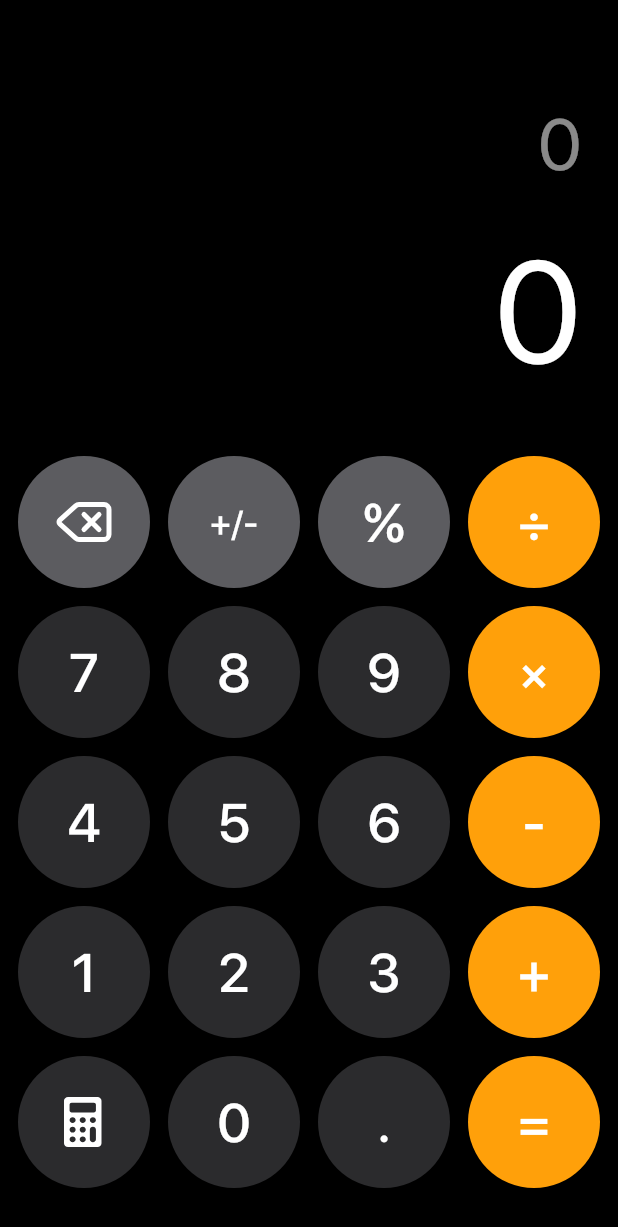
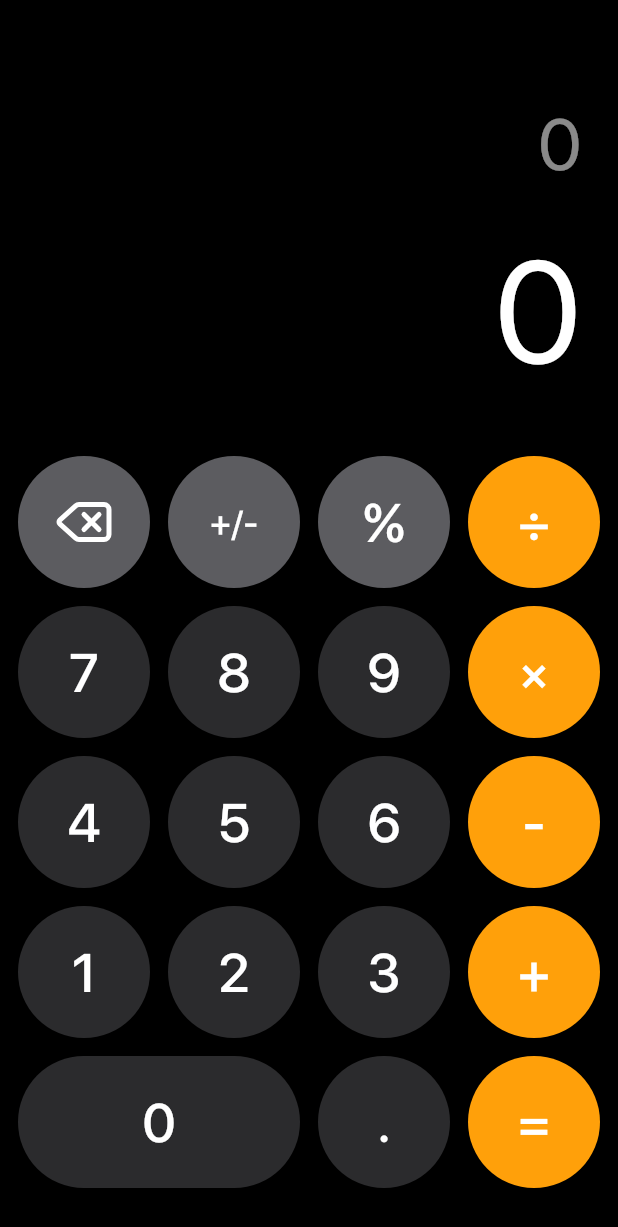
Before and after one commit to AndrewDongminYoo/flutter_calculator_app, a Flutter app: the screen it shows after launch, on a phone screen of 412 x 824 dp. Shown: the top 1227 px of the screen. Run offline on Flutter 3.47's test engine with Material 3 defaults, Android fonts, the phone set to English and light mode, and no system bars; drawn by our look-alikes of auto_size_text; our stand-ins replace bloc, connectivity_plus, flutter_bloc, flutter_svg, freezed_annotation, math_expressions and 1 more; project files that could hold a hidden picture were left out.

Commit message:
feat(calculator): widen the zero key to match the iPhone keypad
- Replace the fixed AspectRatio button sizing with a LayoutBuilder unit
  grid so the '0' key can span two columns while every column stays
  aligned.
- Remove the non-functional scientific placeholder (ButtonType.calculator)
  that used to fill the freed slot.
- Render the wide key as a stadium (pill) shape; other keys stay circular.
- Update widget tests for the new shape-based sizing.

```diff
--- a/lib/presentation/enums/button_type.dart
+++ b/lib/presentation/enums/button_type.dart
@@ -25,10 +25,7 @@ enum ButtonType {
   zero('0'),
 
   // 소수점
-  dot('.'),
-
-  // 아무 역할 없는 버튼. 나중에 공학계산기 기능 추가 시 사용.
-  calculator('');
+  dot('.');
 
   const ButtonType(this.text);
   final String text;
--- a/lib/presentation/pages/calculator_screen.dart
+++ b/lib/presentation/pages/calculator_screen.dart
@@ -118,18 +118,53 @@ class CalculatorView extends StatelessWidget {
                     ],
                   ),
                 ),
-                // 버튼 영역
+                // 버튼 영역: iPhone처럼 4열 그리드에 '0'이 두 칸을 차지하도록
+                // unit 크기를 계산해 배치한다.
                 Padding(
                   padding: const EdgeInsets.symmetric(horizontal: 12, vertical: 8),
-                  child: Column(
+                  child: LayoutBuilder(
+                    builder: (BuildContext context, BoxConstraints constraints) {
+                      const gap = 12.0;
+                      const digitColor = Color(0xFF2B2B2D);
+                      const functionColor = Color(0xFF5C5C60);
+                      const operatorColor = Color(0xFFFFA00A);
+                      // 4열 + 3 간격을 제외한 폭을 4등분한 것이 버튼 한 칸(unit)이다.
+                      final unit = (constraints.maxWidth - gap * 3) / 4;
+
+                      SizedBox cell(Widget child, {bool wide = false}) {
+                        return SizedBox(
+                          width: wide ? unit * 2 + gap : unit,
+                          height: unit,
+                          child: child,
+                        );
+                      }
+
+                      CalculatorButton digit(ButtonType type) {
+                        return CalculatorButton(
+                          button: type,
+                          buttonColor: digitColor,
+                          buttonPressed: (String val) => bloc.add(CalculatorEvent.input(val)),
+                        );
+                      }
+
+                      CalculatorButton operatorButton(ButtonType type) {
+                        return CalculatorButton(
+                          button: type,
+                          buttonColor: operatorColor,
+                          isSelected: pendingOperator == type.text,
+                          buttonPressed: (String val) => bloc.add(CalculatorEvent.input(val)),
+                        );
+                      }
+
+                      return Column(
                         children: [
                           Row(
-                        spacing: 12,
-                        mainAxisAlignment: MainAxisAlignment.spaceEvenly,
+                            spacing: gap,
                             children: [
+                              cell(
                                 CalculatorButton(
                                   button: state.result != '0' ? ButtonType.clear : ButtonType.delete,
-                            buttonColor: const Color(0xFF5C5C60),
+                                  buttonColor: functionColor,
                                   buttonPressed: (String val) {
                                     if (val == 'AC') {
                                       bloc.add(const CalculatorEvent.clear());
@@ -138,137 +173,81 @@ class CalculatorView extends StatelessWidget {
                                     }
                                   },
                                 ),
+                              ),
+                              cell(
                                 CalculatorButton(
                                   button: ButtonType.plusMinus,
-                            buttonColor: const Color(0xFF5C5C60),
+                                  buttonColor: functionColor,
                                   buttonPressed: (_) => bloc.add(const CalculatorEvent.flipSign()),
                                 ),
+                              ),
+                              cell(
                                 CalculatorButton(
                                   button: ButtonType.percent,
-                            buttonColor: const Color(0xFF5C5C60),
+                                  buttonColor: functionColor,
                                   buttonPressed: (String val) => bloc.add(CalculatorEvent.input(val)),
                                 ),
+                              ),
+                              cell(operatorButton(ButtonType.division)),
+                            ],
+                          ),
+                          const SizedBox(height: gap),
+                          Row(
+                            spacing: gap,
+                            children: [
+                              cell(digit(ButtonType.seven)),
+                              cell(digit(ButtonType.eight)),
+                              cell(digit(ButtonType.nine)),
+                              cell(operatorButton(ButtonType.multiple)),
+                            ],
+                          ),
+                          const SizedBox(height: gap),
+                          Row(
+                            spacing: gap,
+                            children: [
+                              cell(digit(ButtonType.four)),
+                              cell(digit(ButtonType.five)),
+                              cell(digit(ButtonType.six)),
+                              cell(operatorButton(ButtonType.minus)),
+                            ],
+                          ),
+                          const SizedBox(height: gap),
+                          Row(
+                            spacing: gap,
+                            children: [
+                              cell(digit(ButtonType.one)),
+                              cell(digit(ButtonType.two)),
+                              cell(digit(ButtonType.three)),
+                              cell(operatorButton(ButtonType.plus)),
+                            ],
+                          ),
+                          const SizedBox(height: gap),
+                          Row(
+                            spacing: gap,
+                            children: [
+                              cell(
                                 CalculatorButton(
-                            button: ButtonType.division,
-                            buttonColor: const Color(0xFFFFA00A),
-                            isSelected: pendingOperator == ButtonType.division.text,
+                                  button: ButtonType.zero,
+                                  buttonColor: digitColor,
+                                  wide: true,
                                   buttonPressed: (String val) => bloc.add(CalculatorEvent.input(val)),
                                 ),
-                        ],
+                                wide: true,
                               ),
-                      const SizedBox(height: 12),
-                      Row(
-                        spacing: 12,
-                        mainAxisAlignment: MainAxisAlignment.spaceEvenly,
-                        children: [
-                          CalculatorButton(
-                            button: ButtonType.seven,
-                            buttonColor: const Color(0xFF2B2B2D),
-                            buttonPressed: (String val) => bloc.add(CalculatorEvent.input(val)),
-                          ),
-                          CalculatorButton(
-                            button: ButtonType.eight,
-                            buttonColor: const Color(0xFF2B2B2D),
-                            buttonPressed: (String val) => bloc.add(CalculatorEvent.input(val)),
-                          ),
-                          CalculatorButton(
-                            button: ButtonType.nine,
-                            buttonColor: const Color(0xFF2B2B2D),
-                            buttonPressed: (String val) => bloc.add(CalculatorEvent.input(val)),
-                          ),
-                          CalculatorButton(
-                            button: ButtonType.multiple,
-                            buttonColor: const Color(0xFFFFA00A),
-                            isSelected: pendingOperator == ButtonType.multiple.text,
-                            buttonPressed: (String val) => bloc.add(CalculatorEvent.input(val)),
-                          ),
-                        ],
-                      ),
-                      const SizedBox(height: 12),
-                      Row(
-                        spacing: 12,
-                        mainAxisAlignment: MainAxisAlignment.spaceEvenly,
-                        children: [
-                          CalculatorButton(
-                            button: ButtonType.four,
-                            buttonColor: const Color(0xFF2B2B2D),
-                            buttonPressed: (String val) => bloc.add(CalculatorEvent.input(val)),
-                          ),
-                          CalculatorButton(
-                            button: ButtonType.five,
-                            buttonColor: const Color(0xFF2B2B2D),
-                            buttonPressed: (String val) => bloc.add(CalculatorEvent.input(val)),
-                          ),
-                          CalculatorButton(
-                            button: ButtonType.six,
-                            buttonColor: const Color(0xFF2B2B2D),
-                            buttonPressed: (String val) => bloc.add(CalculatorEvent.input(val)),
-                          ),
-                          CalculatorButton(
-                            button: ButtonType.minus,
-                            buttonColor: const Color(0xFFFFA00A),
-                            isSelected: pendingOperator == ButtonType.minus.text,
-                            buttonPressed: (String val) => bloc.add(CalculatorEvent.input(val)),
-                          ),
-                        ],
-                      ),
-                      const SizedBox(height: 12),
-                      Row(
-                        spacing: 12,
-                        mainAxisAlignment: MainAxisAlignment.spaceEvenly,
-                        children: [
-                          CalculatorButton(
-                            button: ButtonType.one,
-                            buttonColor: const Color(0xFF2B2B2D),
-                            buttonPressed: (String val) => bloc.add(CalculatorEvent.input(val)),
-                          ),
-                          CalculatorButton(
-                            button: ButtonType.two,
-                            buttonColor: const Color(0xFF2B2B2D),
-                            buttonPressed: (String val) => bloc.add(CalculatorEvent.input(val)),
-                          ),
-                          CalculatorButton(
-                            button: ButtonType.three,
-                            buttonColor: const Color(0xFF2B2B2D),
-                            buttonPressed: (String val) => bloc.add(CalculatorEvent.input(val)),
-                          ),
-                          CalculatorButton(
-                            button: ButtonType.plus,
-                            buttonColor: const Color(0xFFFFA00A),
-                            isSelected: pendingOperator == ButtonType.plus.text,
-                            buttonPressed: (String val) => bloc.add(CalculatorEvent.input(val)),
-                          ),
-                        ],
-                      ),
-                      const SizedBox(height: 12),
-                      Row(
-                        spacing: 12,
-                        mainAxisAlignment: MainAxisAlignment.spaceEvenly,
-                        children: [
-                          CalculatorButton(
-                            button: ButtonType.calculator,
-                            buttonColor: const Color(0xFF2B2B2D),
-                            buttonPressed: (String val) {},
-                          ),
-                          CalculatorButton(
-                            button: ButtonType.zero,
-                            buttonColor: const Color(0xFF2B2B2D),
-                            buttonPressed: (String val) => bloc.add(CalculatorEvent.input(val)),
-                          ),
-                          CalculatorButton(
-                            button: ButtonType.dot,
-                            buttonColor: const Color(0xFF2B2B2D),
-                            buttonPressed: (String val) => bloc.add(CalculatorEvent.input(val)),
-                          ),
+                              cell(digit(ButtonType.dot)),
+                              cell(
                                 CalculatorButton(
                                   button: ButtonType.result,
-                            buttonColor: const Color(0xFFFFA00A),
+                                  buttonColor: operatorColor,
                                   buttonPressed: (_) => bloc.add(const CalculatorEvent.evaluate()),
+                                ),
                               ),
                             ],
                           ),
                           const SizedBox(height: 24),
                         ],
+                      );
+                    },
                   ),
                 ),
               ],
--- a/lib/presentation/widgets/calculator_button.dart
+++ b/lib/presentation/widgets/calculator_button.dart
@@ -13,6 +13,7 @@ class CalculatorButton extends StatelessWidget {
     required this.buttonColor,
     required this.buttonPressed,
     this.isSelected = false,
+    this.wide = false,
   });
 
   final ButtonType button;
@@ -22,23 +23,24 @@ class CalculatorButton extends StatelessWidget {
   /// iPhone처럼 대기 중인 연산자를 강조한다(흰 배경 + 연산자색 글리프).
   final bool isSelected;
 
+  /// iPhone의 넓은 '0' 키처럼 두 칸을 차지하는 알약형 버튼으로 렌더링한다.
+  final bool wide;
+
   @override
   Widget build(BuildContext context) {
     // 선택된 연산자는 배경/전경 색을 반전한다.
     final backgroundColor = isSelected ? Colors.white : buttonColor;
     final foregroundColor = isSelected ? buttonColor : Colors.white;
 
-    return Expanded(
-      child: AspectRatio(
-        aspectRatio: 1,
-        child: ElevatedButton(
+    // 부모(SizedBox)가 정한 크기를 채운다. 넓은 버튼은 알약형(StadiumBorder).
+    return ElevatedButton(
       onPressed: () {
         buttonPressed(button.text);
       },
       style: ElevatedButton.styleFrom(
-            shape: const CircleBorder(),
-            maximumSize: const Size.square(90),
-            minimumSize: const Size.square(80),
+        shape: wide ? const StadiumBorder() : const CircleBorder(),
+        minimumSize: Size.zero,
+        tapTargetSize: MaterialTapTargetSize.shrinkWrap,
         backgroundColor: backgroundColor,
         disabledBackgroundColor: backgroundColor,
         elevation: 0,
@@ -46,12 +48,6 @@ class CalculatorButton extends StatelessWidget {
       ),
       child: switch (button) {
         .delete => Assets.svgs.delete.svg(
-              colorFilter: ColorFilter.mode(foregroundColor, BlendMode.srcIn),
-              semanticsLabel: button.name,
-              width: 40,
-              height: 40,
-            ),
-            .calculator => Assets.svgs.calculator.svg(
           colorFilter: ColorFilter.mode(foregroundColor, BlendMode.srcIn),
           semanticsLabel: button.name,
           width: 40,
@@ -67,8 +63,6 @@ class CalculatorButton extends StatelessWidget {
           ),
         ),
       },
-        ),
-      ),
     );
   }
 }
```
Also changed, not shown: 2 other files. Lines whose indentation alone changed are shown as unchanged.
